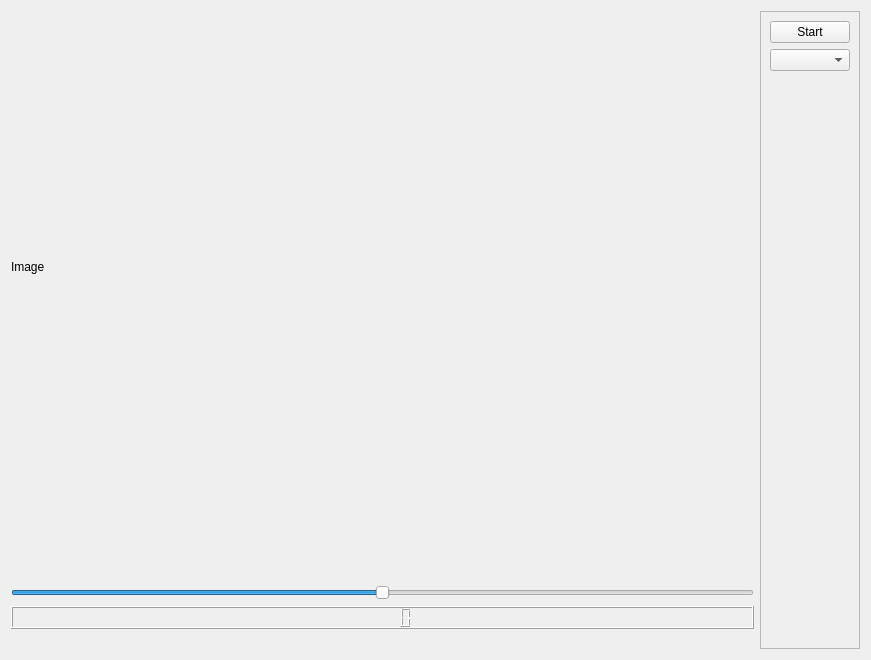
Before: the Qt Designer form components/yolov4-detector/src/localUI.ui in robocomp/dsr-graph, drawn with Qt 5.
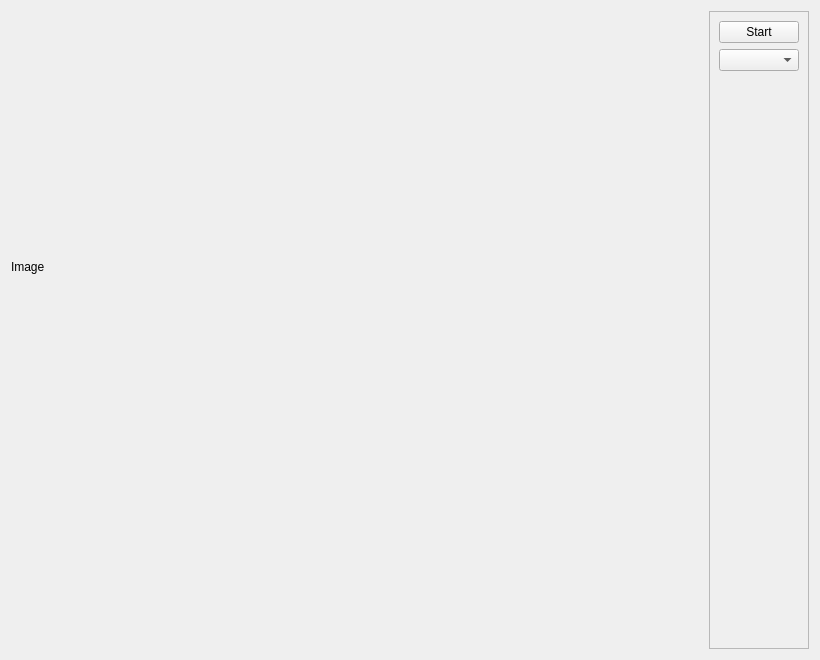
After: the same form once the commit is applied.

What changed in the file:
```diff
--- a/components/yolov4-detector/src/localUI.ui
+++ b/components/yolov4-detector/src/localUI.ui
@@ -6,7 +6,7 @@
    <rect>
     <x>0</x>
     <y>0</y>
-    <width>871</width>
+    <width>820</width>
     <height>660</height>
    </rect>
   </property>
@@ -50,45 +50,6 @@
          </property>
         </spacer>
        </item>
-       <item>
-        <widget class="QSlider" name="horizontalSlider">
-         <property name="minimumSize">
-          <size>
-           <width>512</width>
-           <height>0</height>
-          </size>
-         </property>
-         <property name="minimum">
-          <number>-100</number>
-         </property>
-         <property name="maximum">
-          <number>100</number>
-         </property>
-         <property name="orientation">
-          <enum>Qt::Horizontal</enum>
-         </property>
-        </widget>
-       </item>
-       <item>
-        <widget class="QLCDNumber" name="pan">
-         <property name="maximumSize">
-          <size>
-           <width>16777215</width>
-           <height>100</height>
-          </size>
-         </property>
-         <property name="font">
-          <font>
-           <family>Ubuntu Condensed</family>
-           <weight>75</weight>
-           <bold>true</bold>
-          </font>
-         </property>
-         <property name="smallDecimalPoint">
-          <bool>true</bool>
-         </property>
-        </widget>
-       </item>
        <item>
         <spacer name="horizontalSpacer">
          <property name="orientation">
```
